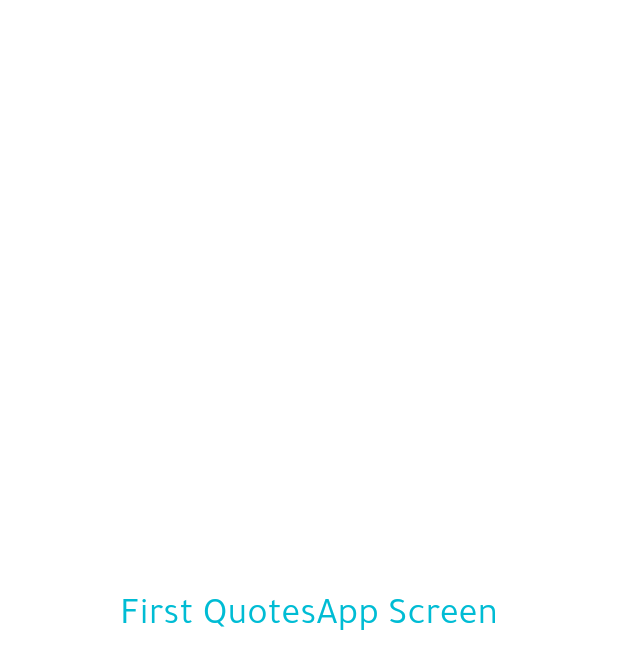
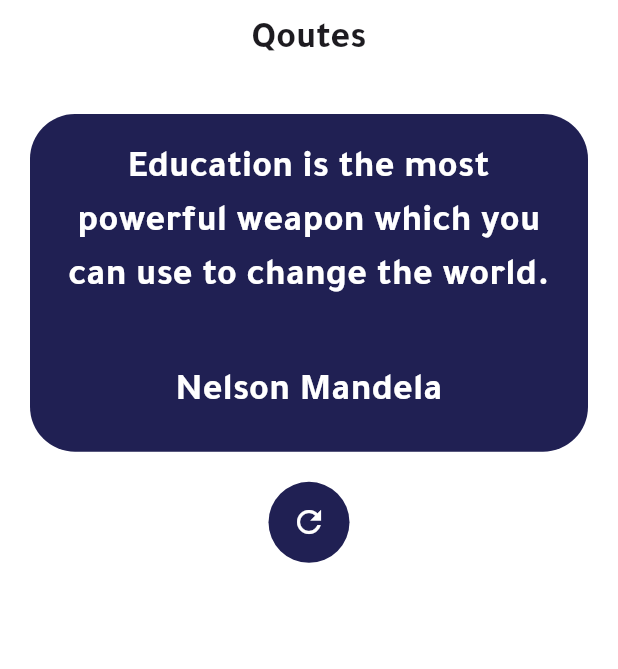
Before and after one commit to AbdallahHammad22/quotes_app, a Flutter app: the screen it shows after launch, on a phone screen of 412 x 824 dp. Shown: the top 669 px of the screen. Run offline on Flutter 3.47's test engine with Material 3 defaults, Android fonts, the phone set to English and light mode, and no system bars; our stand-ins replace bloc, equatable.

Commit message:
update/ create qoute screen ui and widget && create favorit screen and routes & edit themes

```diff
--- a/lib/app.dart
+++ b/lib/app.dart
@@ -1,6 +1,6 @@
 import 'package:flutter/material.dart';
+import 'package:quotes_app/config/routes/app_routes.dart';
 import 'package:quotes_app/config/themes/app_theme.dart';
-import 'package:quotes_app/features/random_qoutes/presentation/pages/quoteScreen.dart';
 
 class QuotesApp extends StatelessWidget {
   const QuotesApp({super.key});
@@ -11,7 +11,7 @@ class QuotesApp extends StatelessWidget {
     return MaterialApp(
       debugShowCheckedModeBanner: false,
       theme: appTheme(),
-      home: const Quotescreen(),
+      routes: routes,
     );
   }
 }
--- /dev/null
+++ b/lib/config/routes/app_routes.dart
@@ -0,0 +1,14 @@
+import 'package:quotes_app/features/favorit_qoutes/presentation/screens/favorit_qoutes_screen.dart';
+import 'package:quotes_app/features/random_qoutes/presentation/screens/quote_screen.dart';
+
+class AppRoutes {
+  AppRoutes._(); // Private constructor
+
+  static const String initalRoute = "/";
+  static const String favoritQoutesScreen = "FavoritQoutesScreen";
+}
+
+final routes = {
+  AppRoutes.initalRoute: (context) => const Quotescreen(),
+  AppRoutes.favoritQoutesScreen: (context) => const FavoritQoutesScreen(),
+};
--- a/lib/config/themes/app_theme.dart
+++ b/lib/config/themes/app_theme.dart
@@ -4,8 +4,13 @@ import 'package:quotes_app/core/utils/app_strings.dart';
 
 ThemeData appTheme() {
   return ThemeData(
-    fontFamily: appStrings.fontFamily,
-    scaffoldBackgroundColor: AppColors.white
-
+    fontFamily: AppStrings.fontFamily,
+    primaryColor: AppColors.primaryColor,
+    scaffoldBackgroundColor: AppColors.white,
+    appBarTheme: const AppBarTheme(
+      backgroundColor: AppColors.white,
+      elevation: 0.0,
+      centerTitle: true,
+    ),
   );
 }
--- a/lib/core/utils/app_colors.dart
+++ b/lib/core/utils/app_colors.dart
@@ -1,11 +1,12 @@
 import 'package:flutter/material.dart';
 
 class AppColors {
+  AppColors._(); //* Private constructor
+  //* Basic Color ..............................
 
-  //* Basic Color ..............................
+  static const Color primaryColor = Color(0xFF202053);
   static const Color white = Colors.white;
   static const Color black = Colors.black;
   static const Color grey = Colors.grey;
   static const Color red = Colors.red;
-  static const Color yellow = Colors.yellow;
 }
--- /dev/null
+++ b/lib/core/utils/app_dimension.dart
@@ -0,0 +1,10 @@
+import 'package:flutter/material.dart';
+
+extension MediaQueryValue on BuildContext {
+  //
+  double get height => MediaQuery.of(this).size.height;
+  double get width => MediaQuery.of(this).size.width;
+
+  double get topPadding => MediaQuery.of(this).viewPadding.top;
+  double get bottom => MediaQuery.of(this).viewInsets.bottom;
+}
--- a/lib/core/utils/app_strings.dart
+++ b/lib/core/utils/app_strings.dart
@@ -1,4 +1,7 @@
-class appStrings {
+class AppStrings {
+
+  AppStrings._(); //* Private constructor
+
   static String appName = 'Quotes App';
   static String fontFamily = 'Tajawal';
 }
--- /dev/null
+++ b/lib/features/favorit_qoutes/presentation/bloc/favorit_qoutes_bloc.dart
@@ -0,0 +1,13 @@
+import 'package:bloc/bloc.dart';
+import 'package:equatable/equatable.dart';
+
+part 'favorit_qoutes_event.dart';
+part 'favorit_qoutes_state.dart';
+
+class FavoritQoutesBloc extends Bloc<FavoritQoutesEvent, FavoritQoutesState> {
+  FavoritQoutesBloc() : super(FavoritQoutesInitial()) {
+    on<FavoritQoutesEvent>((event, emit) {
+      // TODO: implement event handler
+    });
+  }
+}
--- /dev/null
+++ b/lib/features/favorit_qoutes/presentation/bloc/favorit_qoutes_event.dart
@@ -0,0 +1,8 @@
+part of 'favorit_qoutes_bloc.dart';
+
+abstract class FavoritQoutesEvent extends Equatable {
+  const FavoritQoutesEvent();
+
+  @override
+  List<Object> get props => [];
+}
--- /dev/null
+++ b/lib/features/favorit_qoutes/presentation/bloc/favorit_qoutes_state.dart
@@ -0,0 +1,9 @@
+part of 'favorit_qoutes_bloc.dart';
+
+abstract class FavoritQoutesState extends Equatable {
+  const FavoritQoutesState();
+
+  @override
+  List<Object> get props => [];
+}
+class FavoritQoutesInitial extends FavoritQoutesState {}
--- /dev/null
+++ b/lib/features/favorit_qoutes/presentation/screens/favorit_qoutes_screen.dart
@@ -0,0 +1,21 @@
+import 'package:flutter/material.dart';
+import 'package:quotes_app/core/utils/app_colors.dart';
+
+class FavoritQoutesScreen extends StatelessWidget {
+  const FavoritQoutesScreen({super.key});
+
+  @override
+  Widget build(BuildContext context) {
+    return const Scaffold(
+      body: Center(
+        child: Text(
+          "Favorit Qoutes Screen",
+          style: TextStyle(
+            fontSize: 25,
+            color: AppColors.red,
+          ),
+        ),
+      ),
+    );
+  }
+}
--- a/lib/features/random_qoutes/presentation/pages/quoteScreen.dart
+++ /dev/null
@@ -1,17 +0,0 @@
-import 'package:flutter/material.dart';
-
-class Quotescreen extends StatelessWidget {
-  const Quotescreen({super.key});
-
-  @override
-  Widget build(BuildContext context) {
-    return  const Scaffold(
-      body: Center(
-        child: Text(
-          "First QuotesApp Screen",
-          style: TextStyle(fontSize: 25, color: Colors.cyan),
-        ),
-      ),
-    );
-  }
-}
--- /dev/null
+++ b/lib/features/random_qoutes/presentation/screens/quote_screen.dart
@@ -0,0 +1,42 @@
+import 'package:flutter/material.dart';
+import 'package:quotes_app/config/routes/app_routes.dart';
+import 'package:quotes_app/core/utils/app_colors.dart';
+import 'package:quotes_app/features/random_qoutes/presentation/widgets/qoutes_content_widget.dart';
+
+class Quotescreen extends StatelessWidget {
+  const Quotescreen({super.key});
+
+  @override
+  Widget build(BuildContext context) {
+    return Scaffold(
+      appBar: AppBar(
+        title: const Text(
+          'Qoutes',
+          style: TextStyle(
+            fontSize: 25,
+            fontWeight: FontWeight.w600,
+          ),
+        ),
+      ),
+      body: Column(
+        children: [
+          const QoutesContentWidget(),
+          InkWell(
+            onTap: () =>
+                Navigator.pushNamed(context, AppRoutes.favoritQoutesScreen),
+            child: Container(
+              padding: const EdgeInsets.all(15),
+              decoration: BoxDecoration(
+                  borderRadius: BorderRadius.circular(50),
+                  color: AppColors.primaryColor),
+              child: const Icon(
+                Icons.refresh,
+                color: AppColors.white,
+              ),
+            ),
+          ),
+        ],
+      ),
+    );
+  }
+}
--- /dev/null
+++ b/lib/features/random_qoutes/presentation/widgets/qoutes_content_widget.dart
@@ -0,0 +1,41 @@
+import 'package:flutter/material.dart';
+import 'package:quotes_app/core/utils/app_colors.dart';
+import 'package:quotes_app/core/utils/app_dimension.dart';
+
+class QoutesContentWidget extends StatelessWidget {
+  const QoutesContentWidget({super.key});
+
+  @override
+  Widget build(BuildContext context) {
+    return Container(
+      padding: const EdgeInsets.all(20),
+      margin: const EdgeInsets.all(20),
+      decoration: BoxDecoration(
+          borderRadius: BorderRadius.circular(30),
+          color: AppColors.primaryColor),
+      child: Column(
+        children: [
+          const Text(
+            'Education is the most powerful weapon which you can use to change the world.',
+            textAlign: TextAlign.center,
+            style: TextStyle(
+                color: AppColors.white,
+                fontWeight: FontWeight.w600,
+                fontSize: 25),
+          ),
+          SizedBox(
+            height: (context).height / 20,
+          ),
+          const Text(
+            'Nelson Mandela',
+            textAlign: TextAlign.center,
+            style: TextStyle(
+                color: AppColors.white,
+                fontWeight: FontWeight.w600,
+                fontSize: 25),
+          ),
+        ],
+      ),
+    );
+  }
+}
```
